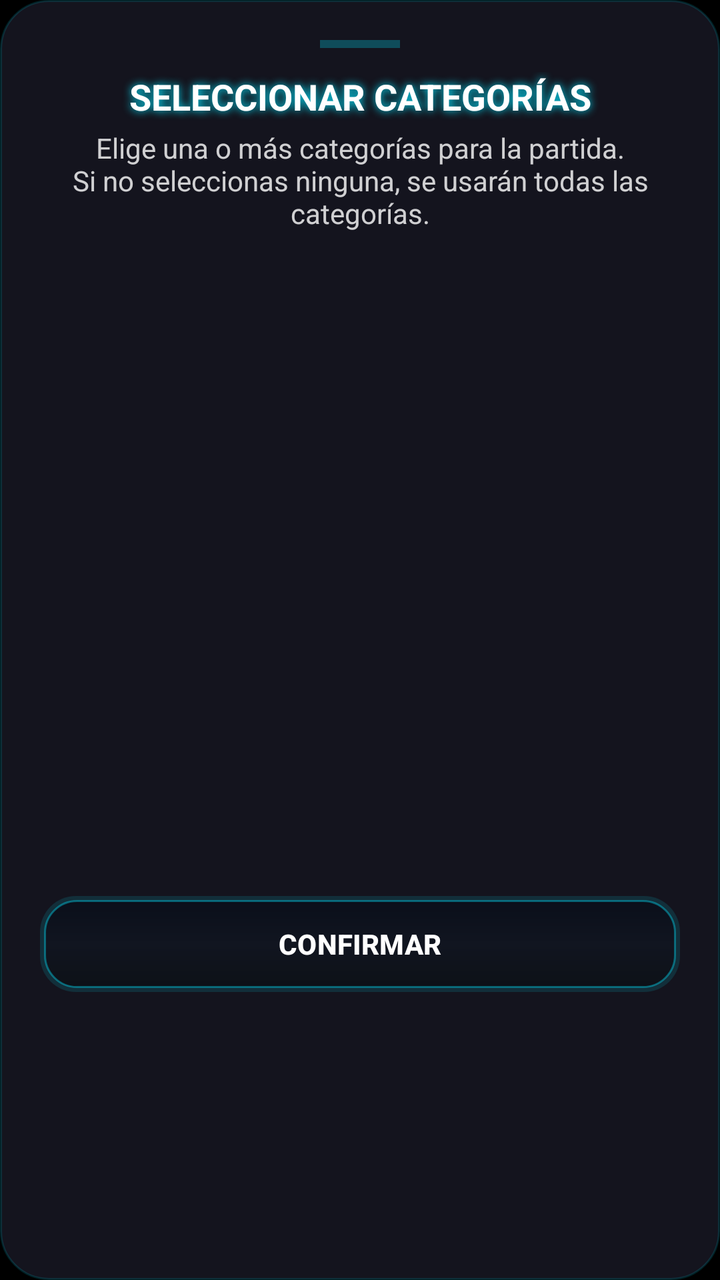
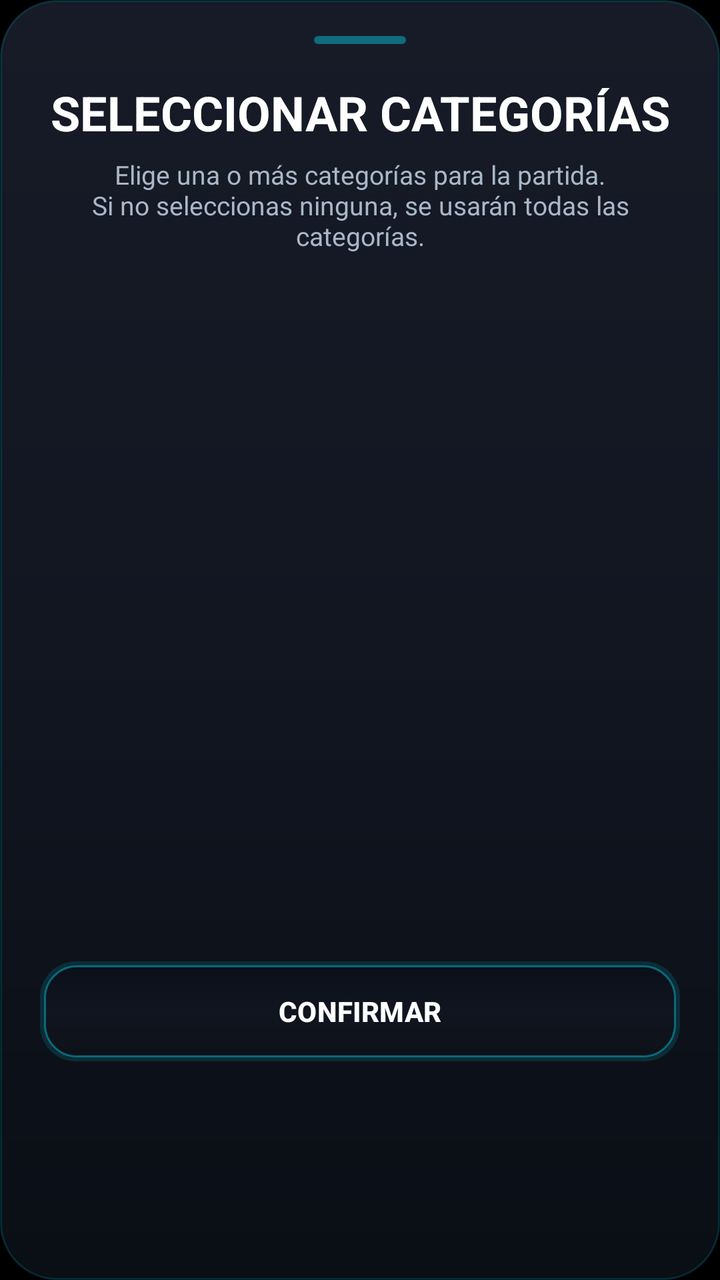

Two renders of the same Android screen: before a commit and after it. Below are the layout's source before the change and the commit's diff.
<!-- AndroidManifest.xml: application theme Theme.ImpostorGame -->
<!-- res/layout/bottomsheet_select_datos_categories_final.xml -->
<?xml version="1.0" encoding="utf-8"?>
<LinearLayout xmlns:android="http://schemas.android.com/apk/res/android"
    xmlns:app="http://schemas.android.com/apk/res-auto"
    android:id="@+id/rootCategories"
    android:layout_width="match_parent"
    android:layout_height="wrap_content"
    android:orientation="vertical"
    android:padding="20dp"
    android:background="@drawable/bg_reveal_content">

    <View
        android:layout_width="40dp"
        android:layout_height="4dp"
        android:layout_gravity="center_horizontal"
        android:layout_marginBottom="12dp"
        android:background="#4400E5FF" />

    <TextView
        android:id="@+id/textTitle"
        android:layout_width="match_parent"
        android:layout_height="wrap_content"
        android:text="@string/cat_titulo"
        android:textStyle="bold"
        android:textSize="18sp"
        android:gravity="center"
        android:layout_marginBottom="4dp"
        android:textColor="@android:color/white"
        android:shadowColor="#00E5FF"
        android:shadowDx="0"
        android:shadowDy="0"
        android:shadowRadius="10" />

    <TextView
        android:id="@+id/textSubtitle"
        android:layout_width="match_parent"
        android:layout_height="wrap_content"
        android:text="@string/cat_subtitulo"
        android:textSize="14sp"
        android:gravity="center"
        android:layout_marginBottom="16dp"
        android:textColor="#CCFFFFFF" />

    <androidx.recyclerview.widget.RecyclerView
        android:id="@+id/recyclerCategories"
        android:layout_width="match_parent"
        android:layout_height="300dp"
        android:overScrollMode="never"
        android:background="@android:color/transparent" />

    <Button
        android:id="@+id/btnConfirmCategories"
        android:layout_width="match_parent"
        android:layout_height="48dp"
        android:text="@string/cat_confirmar"
        android:layout_marginTop="16dp"
        android:textAllCaps="true"
        android:textColor="@android:color/white"
        android:textStyle="bold"
        android:background="@drawable/btn_final"
        android:backgroundTint="@null"
        app:backgroundTint="@null" />

</LinearLayout>
<!-- resources referenced by this layout -->
<resources>
  <!-- drawable bg_reveal_content (drawable) -->
  <?xml version="1.0" encoding="utf-8"?>
  <shape xmlns:android="http://schemas.android.com/apk/res/android">
      <solid android:color="#14141E" />
      <corners android:radius="24dp" />
      <stroke android:width="1dp" android:color="#2500E5FF" />
  </shape>
  <!-- drawable btn_final (drawable) -->
  <?xml version="1.0" encoding="utf-8"?>
  <layer-list xmlns:android="http://schemas.android.com/apk/res/android">
  
      
      <item>
          <shape>
              <corners android:radius="18dp" />
              <solid android:color="#2000E5FF" />
          </shape>
      </item>
  
      
      <item
          android:bottom="2dp"
          android:left="2dp"
          android:right="2dp"
          android:top="2dp">
          <shape>
              <corners android:radius="16dp" />
              <gradient
                  android:angle="90"
                  android:startColor="#0D1117"
                  android:centerColor="#111520"
                  android:endColor="#0A0F1A"
                  android:type="linear" />
              <stroke
                  android:width="1dp"
                  android:color="#6000E5FF" />
          </shape>
      </item>
  
  </layer-list>
  <string name="cat_confirmar">CONFIRMAR</string>
  <string name="cat_subtitulo">Elige una o más categorías para la partida.\nSi no seleccionas ninguna, se usarán todas las categorías.</string>
  <string name="cat_titulo">SELECCIONAR CATEGORÍAS</string>
  <style name="Theme.ImpostorGame" parent="Base.Theme.ImpostorGame">
          <item name="colorPrimary">#00E5FF</item>
          <item name="colorOnPrimary">#FFFFFF</item>
          <item name="android:statusBarColor">@android:color/transparent</item>
          <item name="android:navigationBarColor">@android:color/transparent</item>
          <item name="android:windowBackground">@android:color/black</item>
      </style>
  <style name="Base.Theme.ImpostorGame" parent="Theme.Material3.DayNight.NoActionBar">
          <item name="android:textViewStyle">@style/ImpostorGame.TextView</item>
      </style>
  <style name="ImpostorGame.TextView" parent="android:Widget.TextView">
          <item name="android:hyphenationFrequency">none</item>
          <item name="android:breakStrategy">simple</item>
      </style>
</resources>

<!-- the commit's change to res/layout/bottomsheet_select_datos_categories_final.xml (unified diff, before → after) -->
@@ -1,63 +1,67 @@
 <?xml version="1.0" encoding="utf-8"?>
-<LinearLayout xmlns:android="http://schemas.android.com/apk/res/android"
+<androidx.core.widget.NestedScrollView xmlns:android="http://schemas.android.com/apk/res/android"
     xmlns:app="http://schemas.android.com/apk/res-auto"
     android:id="@+id/rootCategories"
     android:layout_width="match_parent"
-    android:layout_height="wrap_content"
-    android:orientation="vertical"
-    android:padding="20dp"
-    android:background="@drawable/bg_reveal_content">
+    android:layout_height="match_parent"
+    android:background="@drawable/bg_final_sheet_surface"
+    android:fillViewport="true"
+    android:paddingStart="20dp"
+    android:paddingTop="18dp"
+    android:paddingEnd="20dp"
+    android:paddingBottom="24dp">
 
-    <View
-        android:layout_width="40dp"
-        android:layout_height="4dp"
-        android:layout_gravity="center_horizontal"
-        android:layout_marginBottom="12dp"
-        android:background="#4400E5FF" />
-
-    <TextView
-        android:id="@+id/textTitle"
+    <LinearLayout
         android:layout_width="match_parent"
         android:layout_height="wrap_content"
-        android:text="@string/cat_titulo"
-        android:textStyle="bold"
-        android:textSize="18sp"
-        android:gravity="center"
-        android:layout_marginBottom="4dp"
-        android:textColor="@android:color/white"
-        android:shadowColor="#00E5FF"
-        android:shadowDx="0"
-        android:shadowDy="0"
-        android:shadowRadius="10" />
+        android:orientation="vertical">
 
-    <TextView
-        android:id="@+id/textSubtitle"
-        android:layout_width="match_parent"
-        android:layout_height="wrap_content"
-        android:text="@string/cat_subtitulo"
-        android:textSize="14sp"
-        android:gravity="center"
-        android:layout_marginBottom="16dp"
-        android:textColor="#CCFFFFFF" />
+        <View
+            android:layout_width="46dp"
+            android:layout_height="4dp"
+            android:layout_gravity="center_horizontal"
+            android:layout_marginBottom="18dp"
+            android:background="@drawable/bg_estilo_final_handle" />
 
-    <androidx.recyclerview.widget.RecyclerView
-        android:id="@+id/recyclerCategories"
-        android:layout_width="match_parent"
-        android:layout_height="300dp"
-        android:overScrollMode="never"
-        android:background="@android:color/transparent" />
+        <TextView
+            android:id="@+id/textTitle"
+            android:layout_width="match_parent"
+            android:layout_height="wrap_content"
+            android:gravity="center"
+            android:text="@string/cat_titulo"
+            android:textColor="@android:color/white"
+            android:textSize="24sp"
+            android:textStyle="bold" />
 
-    <Button
-        android:id="@+id/btnConfirmCategories"
-        android:layout_width="match_parent"
-        android:layout_height="48dp"
-        android:text="@string/cat_confirmar"
-        android:layout_marginTop="16dp"
-        android:textAllCaps="true"
-        android:textColor="@android:color/white"
-        android:textStyle="bold"
-        android:background="@drawable/btn_final"
-        android:backgroundTint="@null"
-        app:backgroundTint="@null" />
+        <TextView
+            android:id="@+id/textSubtitle"
+            android:layout_width="match_parent"
+            android:layout_height="wrap_content"
+            android:layout_marginTop="6dp"
+            android:layout_marginBottom="18dp"
+            android:gravity="center"
+            android:text="@string/cat_subtitulo"
+            android:textColor="#A9B7C7"
+            android:textSize="13sp" />
 
-</LinearLayout>
+        <androidx.recyclerview.widget.RecyclerView
+            android:id="@+id/recyclerCategories"
+            android:layout_width="match_parent"
+            android:layout_height="320dp"
+            android:overScrollMode="never" />
+
+        <Button
+            android:id="@+id/btnConfirmCategories"
+            android:layout_width="match_parent"
+            android:layout_height="50dp"
+            android:layout_marginTop="16dp"
+            android:background="@drawable/btn_final"
+            android:backgroundTint="@null"
+            android:text="@string/cat_confirmar"
+            android:textAllCaps="true"
+            android:textColor="@android:color/white"
+            android:textStyle="bold"
+            app:backgroundTint="@null" />
+
+    </LinearLayout>
+</androidx.core.widget.NestedScrollView>
<!-- resource entries referenced after the edit -->
@@ -1,11 +1,23 @@
 <!-- resources referenced by this layout -->
 <resources>
-  <!-- drawable bg_reveal_content (drawable) -->
+  <!-- drawable bg_estilo_final_handle (drawable) -->
   <?xml version="1.0" encoding="utf-8"?>
   <shape xmlns:android="http://schemas.android.com/apk/res/android">
-      <solid android:color="#14141E" />
-      <corners android:radius="24dp" />
-      <stroke android:width="1dp" android:color="#2500E5FF" />
+      <solid android:color="#6600E5FF" />
+      <corners android:radius="999dp" />
+  </shape>
+  <!-- drawable bg_final_sheet_surface (drawable) -->
+  <?xml version="1.0" encoding="utf-8"?>
+  <shape xmlns:android="http://schemas.android.com/apk/res/android">
+      <gradient
+          android:angle="270"
+          android:startColor="#171B27"
+          android:centerColor="#111621"
+          android:endColor="#0A0E15" />
+      <corners android:radius="28dp" />
+      <stroke
+          android:width="1dp"
+          android:color="#2600E5FF" />
   </shape>
   <!-- drawable btn_final (drawable) -->
   <?xml version="1.0" encoding="utf-8"?>
